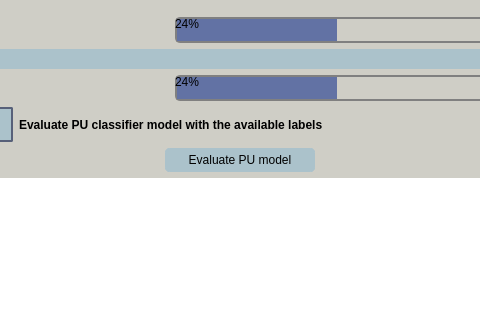
Qt form UIs/DomainClassifier.ui (IntelCompH2020/domain_classification) before a commit; both pictures show x 110 to 590 and y 319 to 639 of the 1159 by 753 pixel window.
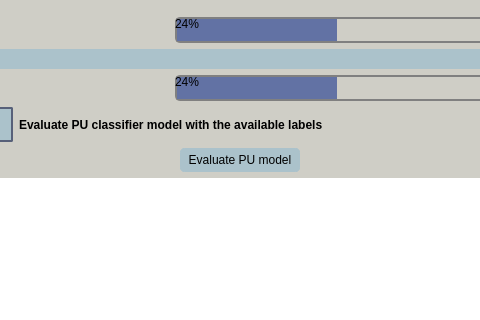
The same form after that commit. The open tabs and pages were chosen to show the change. Icons and pictures are not drawn.

```diff
--- a/UIs/DomainClassifier.ui
+++ b/UIs/DomainClassifier.ui
@@ -3157,9 +3157,15 @@
                                 <verstretch>0</verstretch>
                                </sizepolicy>
                               </property>
+                              <property name="minimumSize">
+                               <size>
+                                <width>120</width>
+                                <height>0</height>
+                               </size>
+                              </property>
                               <property name="maximumSize">
                                <size>
-                                <width>150</width>
+                                <width>16777215</width>
                                 <height>16777215</height>
                                </size>
                               </property>
```
Left out of the diff: 14 changed lines with no effect on the pictures.
